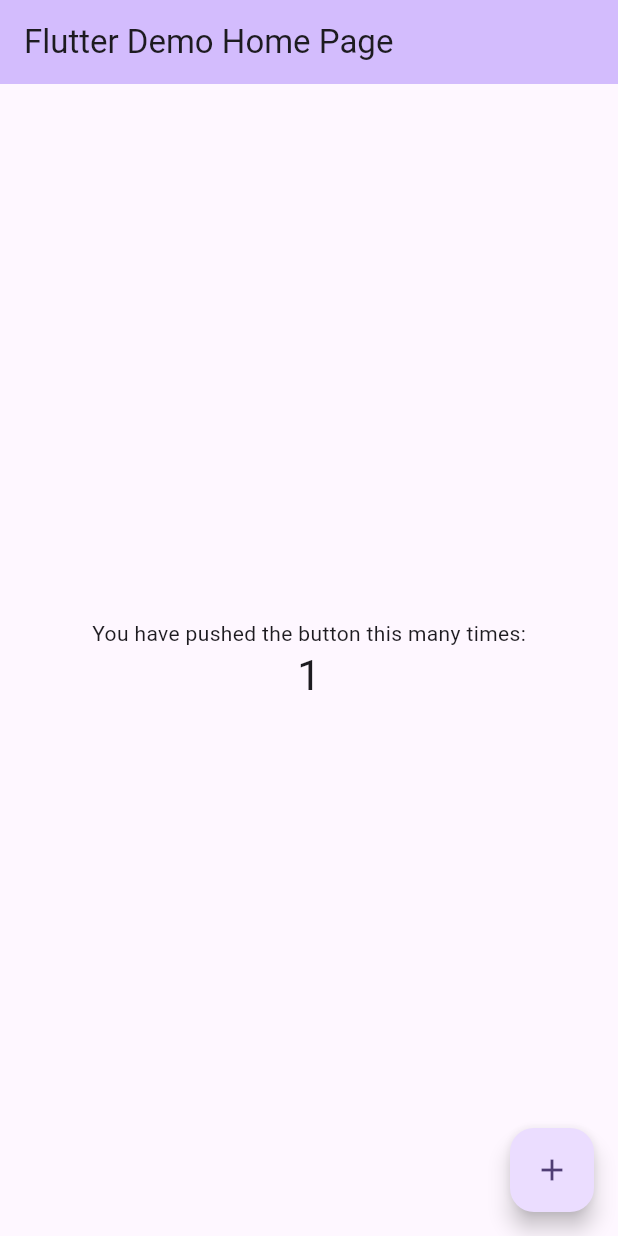
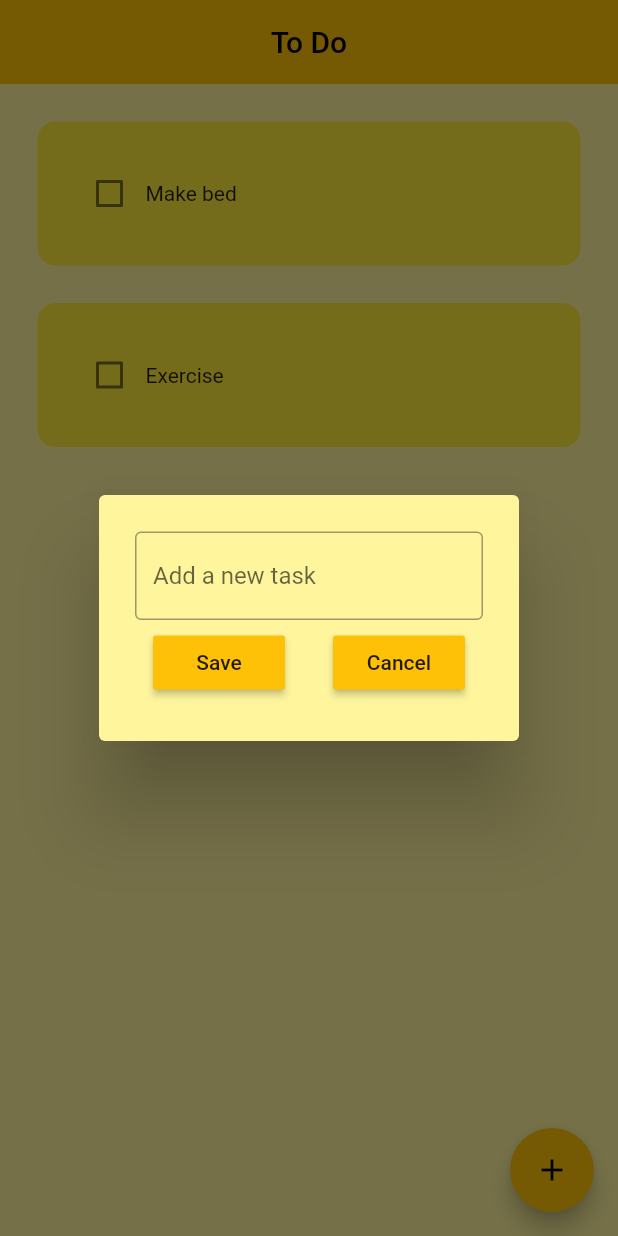
Before and after one commit to ivanabjk/FlutterApps, a Flutter app: the screen it shows after launch, after a tap on the "add" icon, on a phone screen of 412 x 824 dp. Run offline on Flutter 3.47's test engine with Material 3 defaults, Android fonts, the phone set to English and light mode, and no system bars; drawn by our look-alikes of flutter_slidable; our stand-ins replace hive_flutter; accounts and stored records are empty.

Commit message:
Added ToDo App

```diff
--- /dev/null
+++ b/todo_app/lib/data/database.dart
@@ -0,0 +1,27 @@
+import 'package:hive_flutter/hive_flutter.dart';
+
+class ToDoDataBase{
+  List toDoList = [];
+
+  //reference our box
+  final _myBox = Hive.box("myBox");
+
+  // run this method if this is the 1st time ever opening this app
+  void createInitialData(){
+    toDoList = [
+      ["Make bed", false],
+      ["Exercise", false],
+    ];
+  }
+
+  // load the data from db
+  void loadData(){
+    toDoList = _myBox.get("TODOLIST");
+  }
+
+  // update db
+  void updateDataBase(){
+    _myBox.put("TODOLIST", toDoList);
+  }
+
+}
--- a/todo_app/lib/main.dart
+++ b/todo_app/lib/main.dart
@@ -1,125 +1,29 @@
 import 'package:flutter/material.dart';
+import 'package:hive_flutter/hive_flutter.dart';
+import 'package:todo_app/pages/home_page.dart';
 
-void main() {
+void main() async {
+  // init the hive
+  await Hive.initFlutter();
+
+  // open a box
+  var box = await Hive.openBox("myBox");
+
   runApp(const MyApp());
 }
 
 class MyApp extends StatelessWidget {
   const MyApp({super.key});
 
-  // This widget is the root of your application.
   @override
   Widget build(BuildContext context) {
     return MaterialApp(
-      title: 'Flutter Demo',
+      debugShowCheckedModeBanner: false,
+      home: HomePage(),
       theme: ThemeData(
-        // This is the theme of your application.
-        //
-        // TRY THIS: Try running your application with "flutter run". You'll see
-        // the application has a purple toolbar. Then, without quitting the app,
-        // try changing the seedColor in the colorScheme below to Colors.green
-        // and then invoke "hot reload" (save your changes or press the "hot
-        // reload" button in a Flutter-supported IDE, or press "r" if you used
-        // the command line to start the app).
-        //
-        // Notice that the counter didn't reset back to zero; the application
-        // state is not lost during the reload. To reset the state, use hot
-        // restart instead.
-        //
-        // This works for code too, not just values: Most code changes can be
-        // tested with just a hot reload.
-        colorScheme: ColorScheme.fromSeed(seedColor: Colors.deepPurple),
-        useMaterial3: true,
+        useMaterial3: false,
+        primarySwatch: Colors.amber,
       ),
-      home: const MyHomePage(title: 'Flutter Demo Home Page'),
     );
   }
 }
-
-class MyHomePage extends StatefulWidget {
-  const MyHomePage({super.key, required this.title});
-
-  // This widget is the home page of your application. It is stateful, meaning
-  // that it has a State object (defined below) that contains fields that affect
-  // how it looks.
-
-  // This class is the configuration for the state. It holds the values (in this
-  // case the title) provided by the parent (in this case the App widget) and
-  // used by the build method of the State. Fields in a Widget subclass are
-  // always marked "final".
-
-  final String title;
-
-  @override
-  State<MyHomePage> createState() => _MyHomePageState();
-}
-
-class _MyHomePageState extends State<MyHomePage> {
-  int _counter = 0;
-
-  void _incrementCounter() {
-    setState(() {
-      // This call to setState tells the Flutter framework that something has
-      // changed in this State, which causes it to rerun the build method below
-      // so that the display can reflect the updated values. If we changed
-      // _counter without calling setState(), then the build method would not be
-      // called again, and so nothing would appear to happen.
-      _counter++;
-    });
-  }
-
-  @override
-  Widget build(BuildContext context) {
-    // This method is rerun every time setState is called, for instance as done
-    // by the _incrementCounter method above.
-    //
-    // The Flutter framework has been optimized to make rerunning build methods
-    // fast, so that you can just rebuild anything that needs updating rather
-    // than having to individually change instances of widgets.
-    return Scaffold(
-      appBar: AppBar(
-        // TRY THIS: Try changing the color here to a specific color (to
-        // Colors.amber, perhaps?) and trigger a hot reload to see the AppBar
-        // change color while the other colors stay the same.
-        backgroundColor: Theme.of(context).colorScheme.inversePrimary,
-        // Here we take the value from the MyHomePage object that was created by
-        // the App.build method, and use it to set our appbar title.
-        title: Text(widget.title),
-      ),
-      body: Center(
-        // Center is a layout widget. It takes a single child and positions it
-        // in the middle of the parent.
-        child: Column(
-          // Column is also a layout widget. It takes a list of children and
-          // arranges them vertically. By default, it sizes itself to fit its
-          // children horizontally, and tries to be as tall as its parent.
-          //
-          // Column has various properties to control how it sizes itself and
-          // how it positions its children. Here we use mainAxisAlignment to
-          // center the children vertically; the main axis here is the vertical
-          // axis because Columns are vertical (the cross axis would be
-          // horizontal).
-          //
-          // TRY THIS: Invoke "debug painting" (choose the "Toggle Debug Paint"
-          // action in the IDE, or press "p" in the console), to see the
-          // wireframe for each widget.
-          mainAxisAlignment: MainAxisAlignment.center,
-          children: <Widget>[
-            const Text(
-              'You have pushed the button this many times:',
-            ),
-            Text(
-              '$_counter',
-              style: Theme.of(context).textTheme.headlineMedium,
-            ),
-          ],
-        ),
-      ),
-      floatingActionButton: FloatingActionButton(
-        onPressed: _incrementCounter,
-        tooltip: 'Increment',
-        child: const Icon(Icons.add),
-      ), // This trailing comma makes auto-formatting nicer for build methods.
-    );
-  }
-}
--- /dev/null
+++ b/todo_app/lib/pages/home_page.dart
@@ -0,0 +1,98 @@
+import 'package:flutter/material.dart';
+import 'package:hive_flutter/hive_flutter.dart';
+import 'package:todo_app/data/database.dart';
+import 'package:todo_app/utils/dialog_box.dart';
+
+import '../utils/todo_tile.dart';
+
+class HomePage extends StatefulWidget {
+  const HomePage({super.key});
+
+  @override
+  State<HomePage> createState() => _HomePageState();
+}
+
+class _HomePageState extends State<HomePage> {
+  // reference the hive box
+  final _myBox = Hive.box("myBox");
+  ToDoDataBase db = ToDoDataBase();
+
+  @override
+  void initState() {
+
+    if(_myBox.get("TODOLIST") == null){
+      db.createInitialData();
+    }else{
+      db.loadData();
+    }
+
+    super.initState();
+  }
+
+  // text controller
+  final _controller = TextEditingController();
+
+
+  // method
+  void checkBoxChanged(bool? value, int index) {
+    setState(() {
+      db.toDoList[index][1] = !db.toDoList[index][1];
+    });
+    db.updateDataBase();
+  }
+
+  void saveNewTask() {
+    setState(() {
+      db.toDoList.add([_controller.text, false]);
+      _controller.clear();
+    });
+    Navigator.of(context).pop();
+    db.updateDataBase();
+  }
+
+  void createNewTask() {
+    showDialog(
+      context: context,
+      builder: (context) {
+        return DialogBox(
+          controller: _controller,
+          onSave: saveNewTask,
+          onCancel: () => Navigator.of(context).pop(),
+        );
+      },
+    );
+  }
+
+  void deleteTask(int index) {
+    setState(() {
+      db.toDoList.removeAt(index);
+    });
+    db.updateDataBase();
+  }
+
+  @override
+  Widget build(BuildContext context) {
+    return Scaffold(
+      backgroundColor: Colors.yellow[200],
+      appBar: AppBar(
+        title: Center(child: Text("To Do")),
+        elevation: 0,
+      ),
+      floatingActionButton: FloatingActionButton(
+        onPressed: createNewTask,
+        child: Icon(Icons.add),
+      ),
+      body: ListView.builder(
+        itemCount: db.toDoList.length,
+        itemBuilder: (context, index) {
+          return ToDoTile(
+            taskName: db.toDoList[index][0],
+            taskCompleted: db.toDoList[index][1],
+            onChanged: (value) => checkBoxChanged(value, index),
+            deleteFunction: (context) => deleteTask(index),
+          );
+        },
+      ),
+    );
+  }
+}
--- /dev/null
+++ b/todo_app/lib/utils/dialog_box.dart
@@ -0,0 +1,62 @@
+import 'package:flutter/material.dart';
+
+import 'my_button.dart';
+
+class DialogBox extends StatelessWidget {
+  final TextEditingController controller;
+  VoidCallback onSave;
+  VoidCallback onCancel;
+
+  DialogBox({
+    super.key,
+    required this.controller,
+    required this.onSave,
+    required this.onCancel,
+  });
+
+  @override
+  Widget build(BuildContext context) {
+    return AlertDialog(
+      backgroundColor: Colors.yellow[200],
+      content: SizedBox(
+        height: 120,
+        child: Column(
+          mainAxisAlignment: MainAxisAlignment.spaceEvenly,
+          crossAxisAlignment: CrossAxisAlignment.center,
+          children: [
+            // get user input
+            TextField(
+              controller: controller,
+              decoration: InputDecoration(
+                border: OutlineInputBorder(),
+                hintText: "Add a new task",
+              ),
+            ),
+
+            // buttons: save + cancel
+            Row(
+              mainAxisAlignment: MainAxisAlignment.spaceEvenly,
+              children: [
+                // save button
+                MyButton(
+                  text: "Save",
+                  onPressed: onSave,
+                ),
+
+                const SizedBox(
+                  width: 8,
+                ),
+
+                // cancel button
+                MyButton(
+                  text: "Cancel",
+                  onPressed: onCancel,
+                ),
+              ],
+            ),
+          ],
+        ),
+      ),
+    );
+  }
+}
--- /dev/null
+++ b/todo_app/lib/utils/my_button.dart
@@ -0,0 +1,17 @@
+import 'package:flutter/material.dart';
+
+class MyButton extends StatelessWidget {
+  final String text;
+  VoidCallback onPressed;
+
+  MyButton({super.key, required this.text, required this.onPressed});
+
+  @override
+  Widget build(BuildContext context) {
+    return MaterialButton(
+      onPressed: onPressed,
+      color: Theme.of(context).primaryColor,
+      child: Text(text),
+    );
+  }
+}
--- /dev/null
+++ b/todo_app/lib/utils/todo_tile.dart
@@ -0,0 +1,58 @@
+import 'package:flutter/material.dart';
+import 'package:flutter_slidable/flutter_slidable.dart';
+
+class ToDoTile extends StatelessWidget {
+  final String taskName;
+  final bool taskCompleted;
+  Function(bool?)? onChanged;
+  Function(BuildContext)? deleteFunction;
+
+  ToDoTile({
+    super.key,
+    required this.taskName,
+    required this.taskCompleted,
+    required this.onChanged,
+    required this.deleteFunction,
+  });
+
+  @override
+  Widget build(BuildContext context) {
+    return Padding(
+      padding: const EdgeInsets.only(left: 25.0, right: 25, top: 25),
+      child: Slidable(
+        endActionPane: ActionPane(
+          motion: StretchMotion(),
+          children: [
+            SlidableAction(
+              onPressed: deleteFunction,
+              icon: Icons.delete,
+              backgroundColor: Colors.red.shade300,
+              foregroundColor: Colors.white,
+              borderRadius: BorderRadius.circular(12),
+            ),
+          ],
+        ),
+        child: Container(
+          padding: EdgeInsets.all(24),
+          decoration: BoxDecoration(
+              color: Colors.yellow, borderRadius: BorderRadius.circular(12)),
+          child: Row(
+            children: [
+              // check box
+              Checkbox(value: taskCompleted, onChanged: onChanged),
+
+              // task name
+              Text(
+                taskName,
+                style: TextStyle(
+                    decoration: taskCompleted
+                        ? TextDecoration.lineThrough
+                        : TextDecoration.none),
+              ),
+            ],
+          ),
+        ),
+      ),
+    );
+  }
+}
--- a/todo_app/pubspec.yaml
+++ b/todo_app/pubspec.yaml
@@ -30,14 +30,19 @@
 dependencies:
   flutter:
     sdk: flutter
+  hive: ^2.2.3
+  hive_flutter: ^1.1.0
 
   # The following adds the Cupertino Icons font to your application.
   # Use with the CupertinoIcons class for iOS style icons.
   cupertino_icons: ^1.0.8
+  flutter_slidable: ^3.0.0
 
 dev_dependencies:
   flutter_test:
     sdk: flutter
+  hive_generator: ^1.1.3
+  build_runner: ^2.1.11
 
   # The "flutter_lints" package below contains a set of recommended lints to
   # encourage good coding practices. The lint set provided by the package is
```
Also changed, not shown: todo_app/pubspec.lock, 2 other files.
